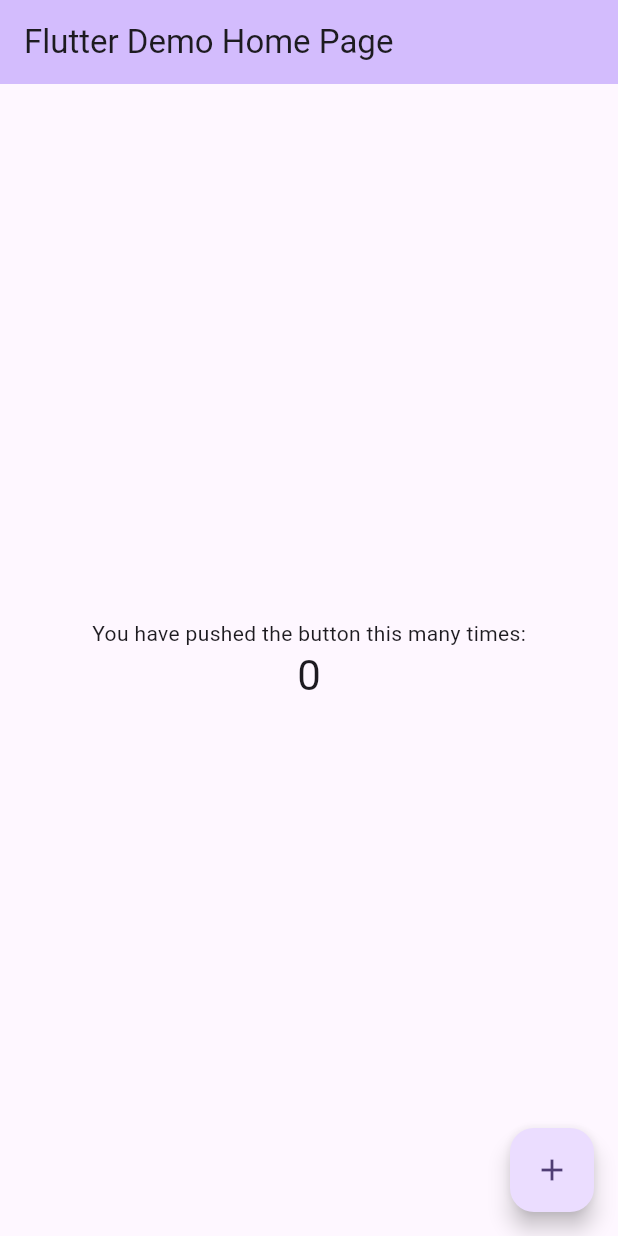
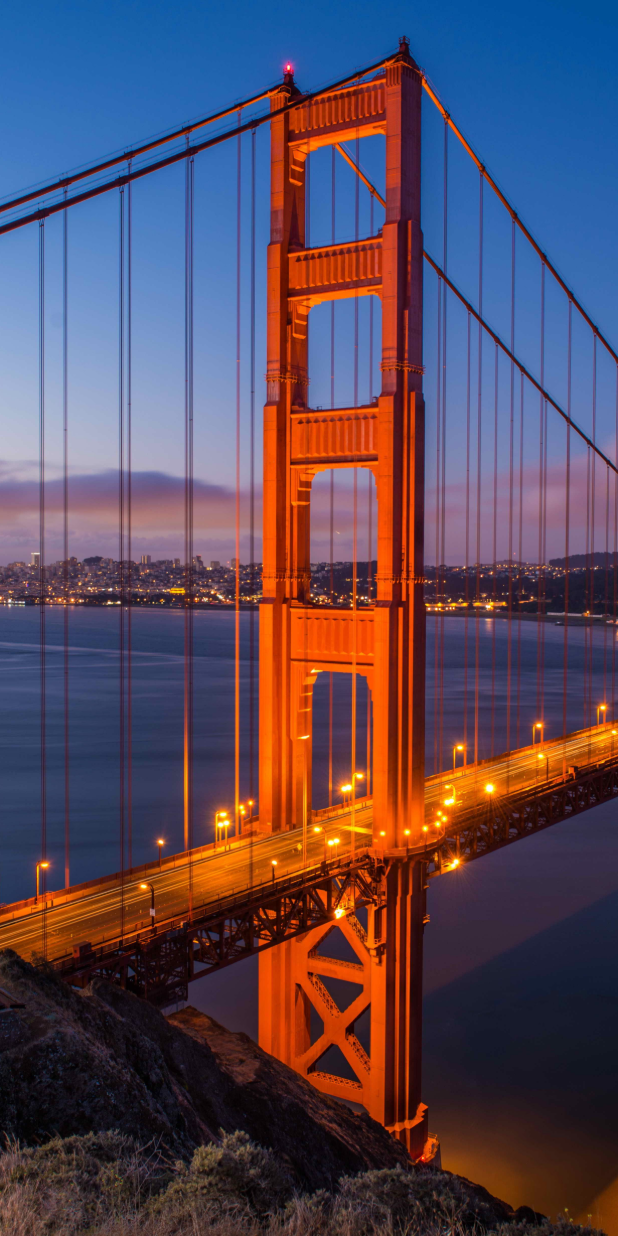
Before and after one commit to islomhon/boy3, a Flutter app: the screen it shows after launch, on a phone screen of 412 x 824 dp. Run offline on Flutter 3.47's test engine with Material 3 defaults, Android fonts, the phone set to English and light mode, and no system bars.

Commit message:
bu 2chi ozgartirish

```diff
--- a/nom3/lib/main.dart
+++ b/nom3/lib/main.dart
@@ -1,125 +1,29 @@
 import 'package:flutter/material.dart';
 
 void main() {
-  runApp(const MyApp());
+  runApp(MaterialApp(
+    debugShowCheckedModeBanner: false,
+    home: MyWidget(),
+  ));
 }
 
-class MyApp extends StatelessWidget {
-  const MyApp({super.key});
+class MyWidget extends StatefulWidget {
+  const MyWidget({super.key});
 
-  // This widget is the root of your application.
+  @override
+  State<MyWidget> createState() => _MyWidgetState();
+}
+
+class _MyWidgetState extends State<MyWidget> {
   @override
   Widget build(BuildContext context) {
-    return MaterialApp(
-      title: 'Flutter Demo',
-      theme: ThemeData(
-        // This is the theme of your application.
-        //
-        // TRY THIS: Try running your application with "flutter run". You'll see
-        // the application has a purple toolbar. Then, without quitting the app,
-        // try changing the seedColor in the colorScheme below to Colors.green
-        // and then invoke "hot reload" (save your changes or press the "hot
-        // reload" button in a Flutter-supported IDE, or press "r" if you used
-        // the command line to start the app).
-        //
-        // Notice that the counter didn't reset back to zero; the application
-        // state is not lost during the reload. To reset the state, use hot
-        // restart instead.
-        //
-        // This works for code too, not just values: Most code changes can be
-        // tested with just a hot reload.
-        colorScheme: ColorScheme.fromSeed(seedColor: Colors.deepPurple),
-        useMaterial3: true,
-      ),
-      home: const MyHomePage(title: 'Flutter Demo Home Page'),
-    );
+    return Scaffold(
+        body: Container(
+            width: double.infinity,
+            height: double.infinity,
+            decoration: BoxDecoration(
+              image: DecorationImage(
+                  image: AssetImage("imag/city3.jpg"), fit: BoxFit.cover),
+            )));
   }
 }
-
-class MyHomePage extends StatefulWidget {
-  const MyHomePage({super.key, required this.title});
-
-  // This widget is the home page of your application. It is stateful, meaning
-  // that it has a State object (defined below) that contains fields that affect
-  // how it looks.
-
-  // This class is the configuration for the state. It holds the values (in this
-  // case the title) provided by the parent (in this case the App widget) and
-  // used by the build method of the State. Fields in a Widget subclass are
-  // always marked "final".
-
-  final String title;
-
-  @override
-  State<MyHomePage> createState() => _MyHomePageState();
-}
-
-class _MyHomePageState extends State<MyHomePage> {
-  int _counter = 0;
-
-  void _incrementCounter() {
-    setState(() {
-      // This call to setState tells the Flutter framework that something has
-      // changed in this State, which causes it to rerun the build method below
-      // so that the display can reflect the updated values. If we changed
-      // _counter without calling setState(), then the build method would not be
-      // called again, and so nothing would appear to happen.
-      _counter++;
-    });
-  }
-
-  @override
-  Widget build(BuildContext context) {
-    // This method is rerun every time setState is called, for instance as done
-    // by the _incrementCounter method above.
-    //
-    // The Flutter framework has been optimized to make rerunning build methods
-    // fast, so that you can just rebuild anything that needs updating rather
-    // than having to individually change instances of widgets.
-    return Scaffold(
-      appBar: AppBar(
-        // TRY THIS: Try changing the color here to a specific color (to
-        // Colors.amber, perhaps?) and trigger a hot reload to see the AppBar
-        // change color while the other colors stay the same.
-        backgroundColor: Theme.of(context).colorScheme.inversePrimary,
-        // Here we take the value from the MyHomePage object that was created by
-        // the App.build method, and use it to set our appbar title.
-        title: Text(widget.title),
-      ),
-      body: Center(
-        // Center is a layout widget. It takes a single child and positions it
-        // in the middle of the parent.
-        child: Column(
-          // Column is also a layout widget. It takes a list of children and
-          // arranges them vertically. By default, it sizes itself to fit its
-          // children horizontally, and tries to be as tall as its parent.
-          //
-          // Column has various properties to control how it sizes itself and
-          // how it positions its children. Here we use mainAxisAlignment to
-          // center the children vertically; the main axis here is the vertical
-          // axis because Columns are vertical (the cross axis would be
-          // horizontal).
-          //
-          // TRY THIS: Invoke "debug painting" (choose the "Toggle Debug Paint"
-          // action in the IDE, or press "p" in the console), to see the
-          // wireframe for each widget.
-          mainAxisAlignment: MainAxisAlignment.center,
-          children: <Widget>[
-            const Text(
-              'You have pushed the button this many times:',
-            ),
-            Text(
-              '$_counter',
-              style: Theme.of(context).textTheme.headlineMedium,
-            ),
-          ],
-        ),
-      ),
-      floatingActionButton: FloatingActionButton(
-        onPressed: _incrementCounter,
-        tooltip: 'Increment',
-        child: const Icon(Icons.add),
-      ), // This trailing comma makes auto-formatting nicer for build methods.
-    );
-  }
-}
--- a/nom3/pubspec.yaml
+++ b/nom3/pubspec.yaml
@@ -59,8 +59,8 @@ flutter:
   uses-material-design: true
 
   # To add assets to your application, add an assets section, like this:
-  # assets:
-  #   - images/a_dot_burr.jpeg
+  assets:
+    - imag/
   #   - images/a_dot_ham.jpeg
 
   # An image asset can refer to one or more resolution-specific "variants", see
```
Also changed, not shown: nom3/imag/city3.jpg (added).
